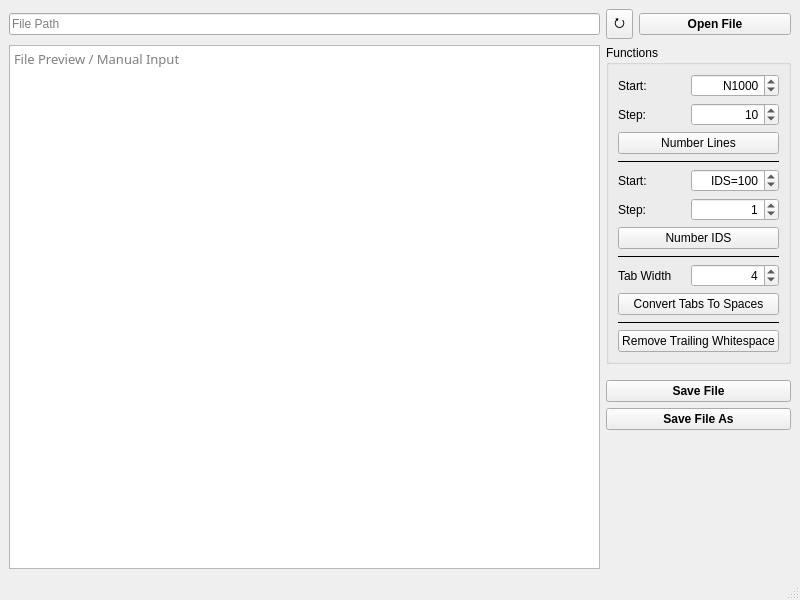
Qt form MainWindow.ui (tschneiderr/cnc-tool) before a commit.
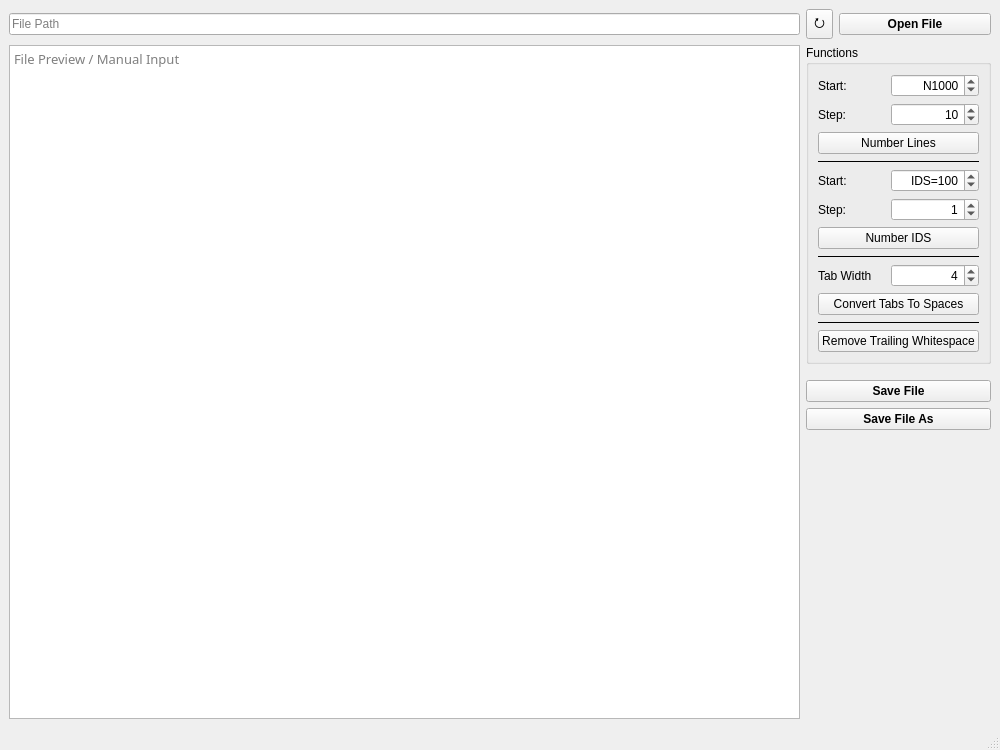
The same form after that commit.

Commit message: Make window bigger

Diff of the .ui file:
```diff
--- a/MainWindow.ui
+++ b/MainWindow.ui
@@ -6,8 +6,8 @@
    <rect>
     <x>0</x>
     <y>0</y>
-    <width>800</width>
-    <height>600</height>
+    <width>1000</width>
+    <height>750</height>
    </rect>
   </property>
   <property name="windowTitle">
```
Left out of the diff: 2 changed lines with no effect on the pictures. The commit also changes 1 other file.
